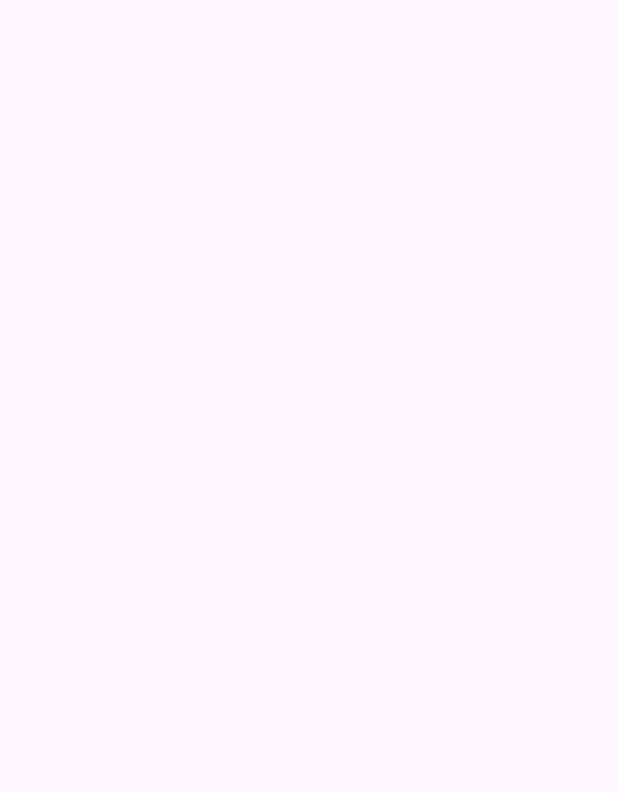
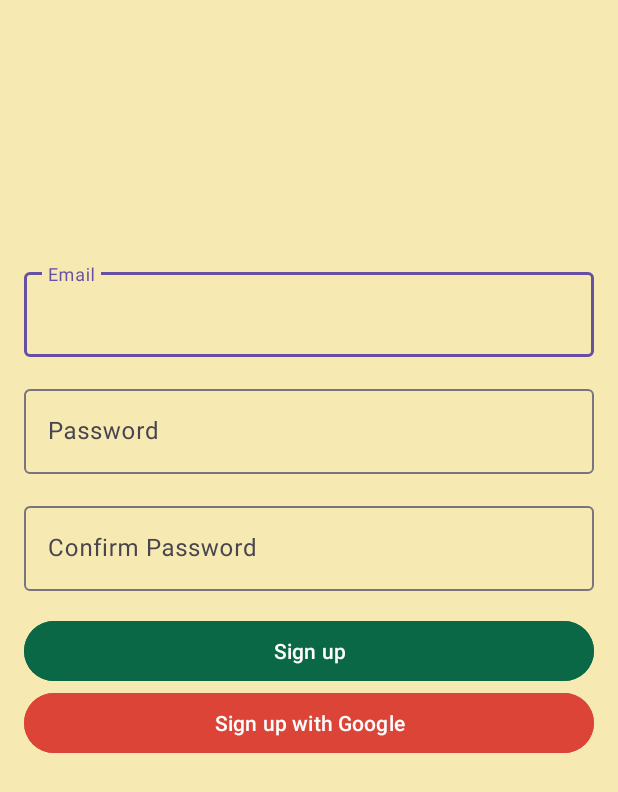
Before and after one commit to emmpann/BagiMam, an Android app: the screen it shows after launch (MainActivity), on a phone screen of 412 x 824 dp. Before the commit the part shown is empty. Shown: the top 792 px of the screen. Run offline under Robolectric (Android 15) with nearby library versions, the phone set to English and light mode, and no system bars; our stand-ins replace Firebase (no records; nobody signed in at launch, a user with empty details on screens opened directly).

Commit message:
update sikit

```diff
--- a/app/src/main/AndroidManifest.xml
+++ b/app/src/main/AndroidManifest.xml
@@ -2,7 +2,10 @@
 <manifest xmlns:android="http://schemas.android.com/apk/res/android"
     xmlns:tools="http://schemas.android.com/tools">
 
+    <uses-permission android:name="android.permission.INTERNET"/>
+
     <application
+
         android:allowBackup="true"
         android:dataExtractionRules="@xml/data_extraction_rules"
         android:fullBackupContent="@xml/backup_rules"
--- a/app/src/main/java/com/github/emmpann/bagimam/MainActivity.kt
+++ b/app/src/main/java/com/github/emmpann/bagimam/MainActivity.kt
@@ -2,10 +2,25 @@ package com.github.emmpann.bagimam
 
 import androidx.appcompat.app.AppCompatActivity
 import android.os.Bundle
+import com.github.emmpann.bagimam.databinding.ActivityMainBinding
+import com.github.emmpann.bagimam.home.HomeFragment
+import com.github.emmpann.bagimam.register.RegisterFragment
 
 class MainActivity : AppCompatActivity() {
+
+    private lateinit var binding: ActivityMainBinding
+
     override fun onCreate(savedInstanceState: Bundle?) {
         super.onCreate(savedInstanceState)
         setContentView(R.layout.activity_main)
+
+        binding = ActivityMainBinding.inflate(layoutInflater)
+        setContentView(binding.root)
+
+        if (savedInstanceState == null) {
+            supportFragmentManager.beginTransaction()
+                .replace(R.id.nav_host_fragment, RegisterFragment())
+                .commit()
+        }
     }
 }
--- /dev/null
+++ b/app/src/main/java/com/github/emmpann/bagimam/login/LoginViewModel.kt
@@ -0,0 +1,4 @@
+package com.github.emmpann.bagimam.login
+
+class LoginViewModel {
+}
--- a/app/src/main/java/com/github/emmpann/bagimam/register/RegisterFragment.kt
+++ b/app/src/main/java/com/github/emmpann/bagimam/register/RegisterFragment.kt
@@ -1,21 +1,52 @@
 package com.github.emmpann.bagimam.register
 
 import android.os.Bundle
+import android.util.Log
 import androidx.fragment.app.Fragment
 import android.view.LayoutInflater
 import android.view.View
 import android.view.ViewGroup
+import android.widget.Toast
 import com.github.emmpann.bagimam.R
+import com.github.emmpann.bagimam.databinding.FragmentRegisterBinding
+import com.google.firebase.auth.FirebaseAuth
+
 class RegisterFragment : Fragment() {
+
+    private lateinit var binding: FragmentRegisterBinding
+    private lateinit var auth: FirebaseAuth
+
     override fun onCreateView(
         inflater: LayoutInflater, container: ViewGroup?,
         savedInstanceState: Bundle?,
     ): View? {
-        // Inflate the layout for this fragment
-        return inflater.inflate(R.layout.fragment_register, container, false)
+        binding = FragmentRegisterBinding.inflate(inflater, container, false)
+        return binding.root
     }
 
     override fun onViewCreated(view: View, savedInstanceState: Bundle?) {
         super.onViewCreated(view, savedInstanceState)
+
+        binding.btnSignup.setOnClickListener {
+
+//            auth.createUserWithEmailAndPassword(binding.etEmail.text.toString(), binding.etPassword.text.toString())
+//                .addOnCompleteListener(this) { task ->
+//                    if (task.isSuccessful) {
+//                        // Sign in success, update UI with the signed-in user's information
+//                        Log.d(TAG, "createUserWithEmail:success")
+//                        val user = auth.currentUser
+//                        updateUI(user)
+//                    } else {
+//                        // If sign in fails, display a message to the user.
+//                        Log.w(TAG, "createUserWithEmail:failure", task.exception)
+//                        Toast.makeText(
+//                            baseContext,
+//                            "Authentication failed.",
+//                            Toast.LENGTH_SHORT,
+//                        ).show()
+//                        updateUI(null)
+//                    }
+//                }
+        }
     }
 }
--- a/app/src/main/res/layout/activity_main.xml
+++ b/app/src/main/res/layout/activity_main.xml
@@ -6,4 +6,11 @@
     android:layout_height="match_parent"
     tools:context=".MainActivity">
 
+    <FrameLayout
+        android:id="@+id/nav_host_fragment"
+        android:layout_width="match_parent"
+        android:layout_height="match_parent"
+        app:layout_constraintLeft_toLeftOf="parent"
+        app:layout_constraintRight_toRightOf="parent"
+        app:layout_constraintTop_toTopOf="parent" />
 </androidx.constraintlayout.widget.ConstraintLayout>
--- a/app/src/main/res/layout/fragment_login.xml
+++ b/app/src/main/res/layout/fragment_login.xml
@@ -50,7 +50,7 @@
     </com.google.android.material.textfield.TextInputLayout>
 
     <Button
-        android:id="@+id/button"
+        android:id="@+id/btn_signup"
         android:layout_width="match_parent"
         android:layout_height="wrap_content"
         android:layout_marginHorizontal="16dp"
@@ -69,5 +69,5 @@
         android:backgroundTint="#DB4437"
         app:layout_constraintEnd_toEndOf="parent"
         app:layout_constraintStart_toStartOf="parent"
-        app:layout_constraintTop_toBottomOf="@+id/button" />
+        app:layout_constraintTop_toBottomOf="@+id/btn_signup" />
 </androidx.constraintlayout.widget.ConstraintLayout>
--- a/app/src/main/res/layout/fragment_register.xml
+++ b/app/src/main/res/layout/fragment_register.xml
@@ -29,6 +29,7 @@
         app:layout_constraintTop_toBottomOf="@+id/iv_register">
 
         <com.google.android.material.textfield.TextInputEditText
+            android:id="@+id/et_email"
             android:layout_width="match_parent"
             android:layout_height="wrap_content" />
 
@@ -44,6 +45,7 @@
         app:layout_constraintTop_toBottomOf="@+id/outlinedTextField">
 
         <com.google.android.material.textfield.TextInputEditText
+            android:id="@+id/et_password"
             android:layout_width="match_parent"
             android:layout_height="wrap_content" />
 
@@ -59,13 +61,14 @@
         app:layout_constraintTop_toBottomOf="@+id/outlinedTextField2">
 
         <com.google.android.material.textfield.TextInputEditText
+            android:id="@+id/et_confirm_password"
             android:layout_width="match_parent"
             android:layout_height="wrap_content" />
 
     </com.google.android.material.textfield.TextInputLayout>
 
     <Button
-        android:id="@+id/button"
+        android:id="@+id/btn_signup"
         android:layout_width="match_parent"
         android:layout_height="wrap_content"
         android:layout_marginHorizontal="16dp"
@@ -77,12 +80,13 @@
         app:layout_constraintTop_toBottomOf="@+id/outlinedTextField3" />
 
     <Button
+        android:id="@+id/btn_signup_google"
         android:layout_width="match_parent"
         android:layout_height="wrap_content"
         android:layout_marginHorizontal="16dp"
+        android:backgroundTint="#DB4437"
         android:text="Sign up with Google"
-        android:backgroundTint="#DB4437"
         app:layout_constraintEnd_toEndOf="parent"
         app:layout_constraintStart_toStartOf="parent"
-        app:layout_constraintTop_toBottomOf="@+id/button" />
+        app:layout_constraintTop_toBottomOf="@+id/btn_signup" />
 </androidx.constraintlayout.widget.ConstraintLayout>
--- a/build.gradle.kts
+++ b/build.gradle.kts
@@ -1,3 +1,8 @@
+buildscript {
+    dependencies {
+        classpath("com.google.gms:google-services:4.4.1")
+    }
+}
 // Top-level build file where you can add configuration options common to all sub-projects/modules.
 plugins {
     id("com.android.application") version "8.1.1" apply false
```
Also changed, not shown: app/build.gradle.kts (+9 -9 lines), app/src/main/java/com/github/emmpann/bagimam/Application.kt (+14 -1 lines), app/src/main/java/com/github/emmpann/bagimam/register/RegisterViewModel.kt (added, +7 -0 lines), core/build.gradle.kts (+9 -7 lines), core/src/main/java/com/github/emmpann/core/data/AuthRepositoryImpl.kt (added, +16 -0 lines), core/src/main/java/com/github/emmpann/core/domain/repository/AuthRepository.kt (added, +8 -0 lines), shared_dependencies.gradle (added, +16 -0 lines), 1 other file.
